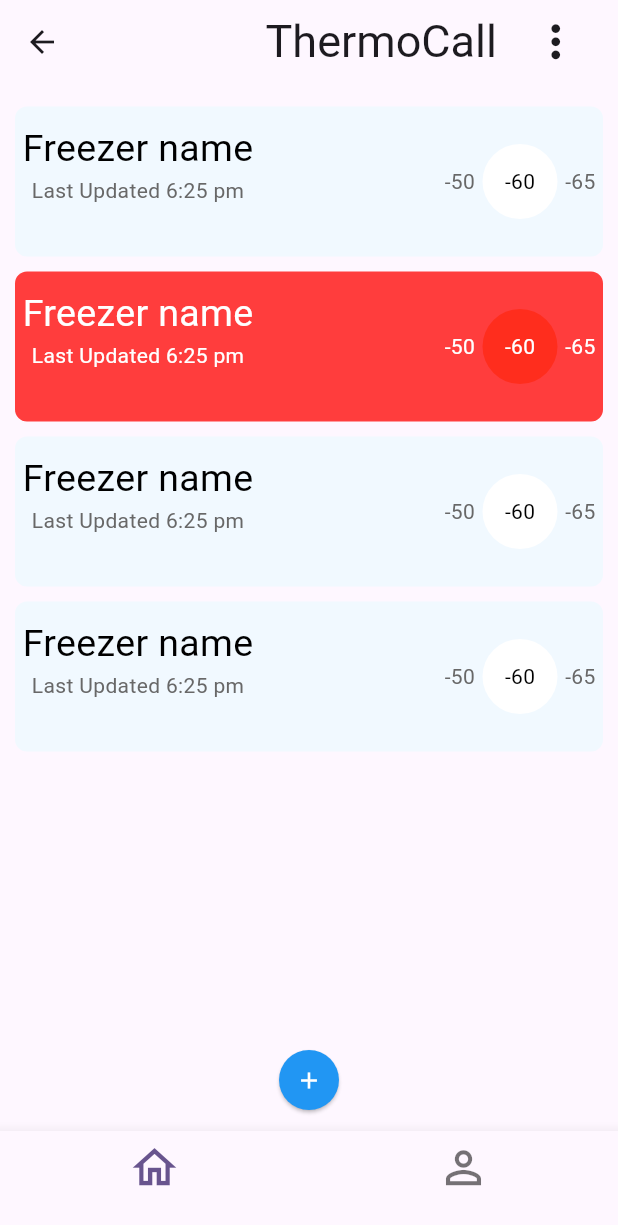
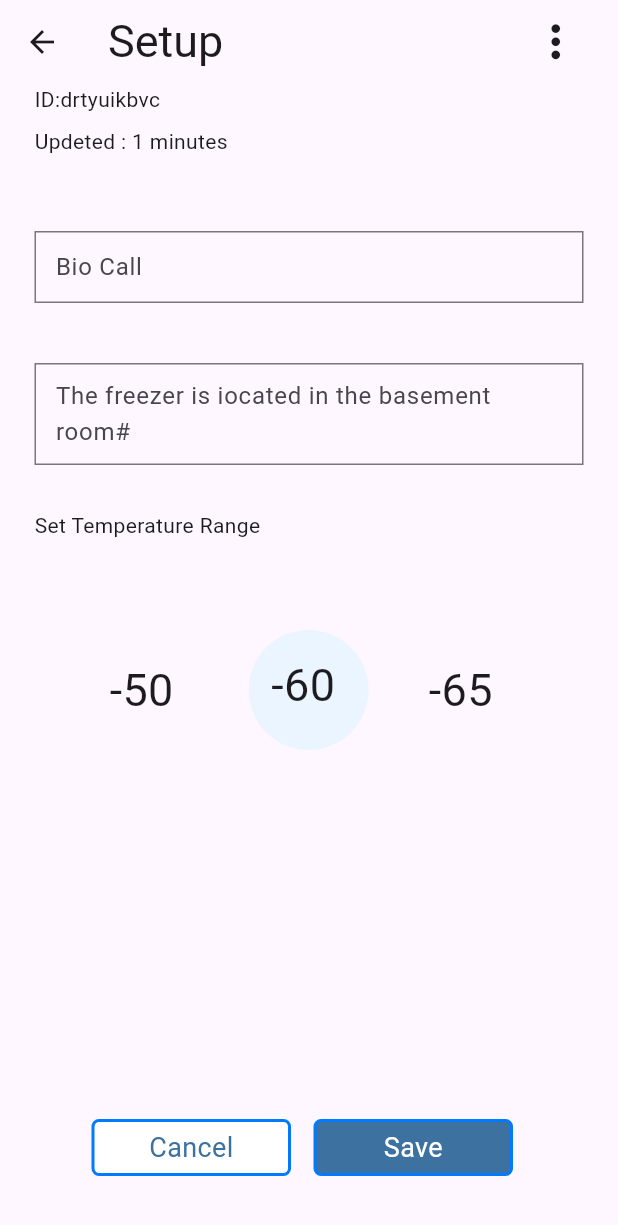
Before and after one commit to maniUZqqz/Thermocall, a Flutter app: the HomeApp screen opened directly, after a tap on the "add" icon, on a phone screen of 412 x 824 dp. Shown: the top 1225 px of the screen. Run offline on Flutter 3.47's test engine with Material 3 defaults, Android fonts, the phone set to English and light mode, and no system bars; our stand-ins replace bloc, equatable, flutter_bloc, formz.

Commit message:
Sort pages

```diff
--- a/lib/app.dart
+++ b/lib/app.dart
@@ -1,6 +1,6 @@
 import 'package:flutter/material.dart';
 import 'package:flutter_bloc/flutter_bloc.dart';
-import 'package:thermocall/home/view/add_device.dart';
+import 'package:thermocall/home/view/page_add_device.dart';
 import 'package:thermocall/home/view/home_app.dart';
 import 'package:thermocall/login/bloc/login_bloc.dart';
 import 'package:thermocall/login/view/login.dart';
--- /dev/null
+++ b/lib/home/view/add_freezer.dart
@@ -0,0 +1,35 @@
+import 'package:flutter/cupertino.dart';
+import 'package:flutter/material.dart';
+import 'package:thermocall/home/view/page_add_device.dart';
+
+class AddItem extends StatelessWidget {
+  const AddItem({super.key});
+
+  @override
+  Widget build(BuildContext context) {
+    return ElevatedButton(
+      child: Icon(
+          Icons.add,
+          color: Colors.white,
+        ),
+      style: ElevatedButton.styleFrom(
+        backgroundColor: Color(0xff002039),
+        shape: CircleBorder(),
+      ),
+      onPressed: () {
+        Navigator.push(
+            context,
+            MaterialPageRoute(
+                builder: (context) => PageDevice(
+                  temperature: "-60",
+                  maxTemperature: "-65",
+                  minTemperature: "-50",
+                  id: "drtyuikbvc",
+                  dataUpdated: "1 minutes",
+                )
+            )
+        );
+      },
+    );
+  }
+}
--- a/lib/home/view/add_item.dart
+++ /dev/null
@@ -1,24 +0,0 @@
-import 'package:flutter/cupertino.dart';
-import 'package:flutter/material.dart';
-
-class AddItem extends StatelessWidget {
-  const AddItem({super.key});
-
-  @override
-  Widget build(BuildContext context) {
-    return ElevatedButton(
-      child: Icon(
-          Icons.add,
-          color: Colors.white,
-        ),
-      style: ElevatedButton.styleFrom(
-//        backgroundColor: Color(0x002039),
-        backgroundColor: Colors.blue,
-        shape: CircleBorder(),
-      ),
-      onPressed: () {
-
-      },
-    );
-  }
-}
--- a/lib/home/view/home.dart
+++ b/lib/home/view/home.dart
@@ -1,6 +1,7 @@
 import 'package:flutter/cupertino.dart';
+import 'package:flutter/material.dart';
 
-import 'add_item.dart';
+import 'add_freezer.dart';
 import 'freezer.dart';
 
 class Home extends StatefulWidget {
@@ -54,6 +55,7 @@ class _HomeState extends State<Home> {
         ],
       ),
       padding: EdgeInsets.all(10),
+      color: Colors.white,
     );
   }
 }
--- a/lib/home/view/home_app.dart
+++ b/lib/home/view/home_app.dart
@@ -3,7 +3,7 @@ import 'package:flutter/material.dart';
 import 'package:flutter/widgets.dart';
 import 'package:thermocall/home/view/more_vert.dart';
 import 'package:thermocall/home/view/profile.dart';
-import 'add_item.dart';
+import 'add_freezer.dart';
 import 'freezer.dart';
 import 'home.dart';
 
@@ -27,10 +27,7 @@ class _HomeAppState extends State<HomeApp> {
       appBar: AppBar(
         title: Row(
           children: [
-            Padding(
-              padding: EdgeInsets.only(
-                  left: 105
-              ),
+            Center(
               child: Text(
                   "ThermoCall",
                   style: TextStyle(fontSize: 30),
--- a/lib/home/view/add_device.dart
+++ b/lib/home/view/page_add_device.dart
@@ -3,31 +3,28 @@ import 'package:flutter/cupertino.dart';
 import 'package:flutter/material.dart';
 import 'package:flutter/widgets.dart';
 import 'package:thermocall/login/view/button.dart';
-
 import 'buttom_add_device.dart';
 import 'more_vert.dart';
-
-class AddDevice extends StatefulWidget {
-
-  @override
-  State<AddDevice> createState() => _AddDeviceState();
-}
-
-class _AddDeviceState extends State<AddDevice> {
-  @override
-  Widget build(BuildContext context) {
-    return Device(
-      id: "12345yhbvcxz",
-      dataUpdated: "Updated 1 minutes ago",
-      minTemperature: "-50",
-      maxTemperature: "-90",
-      temperature: "-60",
-
-    );
-  }
-}
-
-class Device extends StatefulWidget {
+// class AddDevice extends StatefulWidget {
+//
+//   @override
+//   State<AddDevice> createState() => _AddDeviceState();
+// }
+//
+// class _AddDeviceState extends State<AddDevice> {
+//   @override
+//   Widget build(BuildContext context) {
+//     return PageDevice(
+//       id: "12345yhbvcxz",
+//       dataUpdated: "Updated 1 minutes ago",
+//       minTemperature: "-50",
+//       maxTemperature: "-90",
+//       temperature: "-60",
+//
+//     );
+//   }
+// }
+class PageDevice extends StatefulWidget {
 
   String id ;
   String dataUpdated ;
@@ -35,7 +32,7 @@ class Device extends StatefulWidget {
   String minTemperature ;
   String maxTemperature ;
 
-  Device({
+  PageDevice({
     required this.id,
     required this.dataUpdated,
     required this.temperature,
@@ -44,20 +41,17 @@ class Device extends StatefulWidget {
   });
 
   @override
-  State<Device> createState() => _DeviceState();
+  State<PageDevice> createState() => _PageDeviceState();
 }
 
-class _DeviceState extends State<Device> {
+class _PageDeviceState extends State<PageDevice> {
   @override
   Widget build(BuildContext context) {
     return Scaffold(
       appBar: AppBar(
           title: Row(
             children: [
-              Padding(
-                padding: EdgeInsets.only(
-                    left: 130
-                ),
+              const Center(
                 child: Text(
                   "Setup",
                   style: TextStyle(fontSize: 30),
@@ -86,7 +80,12 @@ class _DeviceState extends State<Device> {
               ],
             ),
             Padding(
-                child:Text(widget.dataUpdated) ,
+                child: Row(
+                  children: [
+                    Text("Updeted : "),
+                    Text(widget.dataUpdated)
+                  ],
+                ),
                 padding: EdgeInsets.only(right: 195,top: 8,bottom: 50)
             ),
             TextField(
```
Also changed, not shown: lib/login/view/button.dart (+11 -11 lines), lib/login/view/login.dart (+19 -18 lines), lib/login/view/register.dart (+20 -18 lines).
